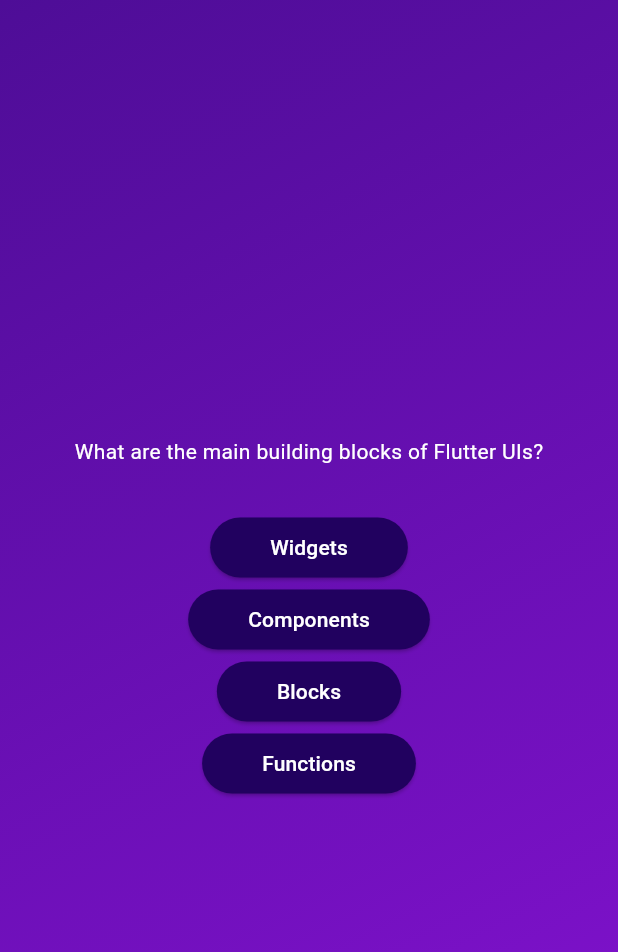
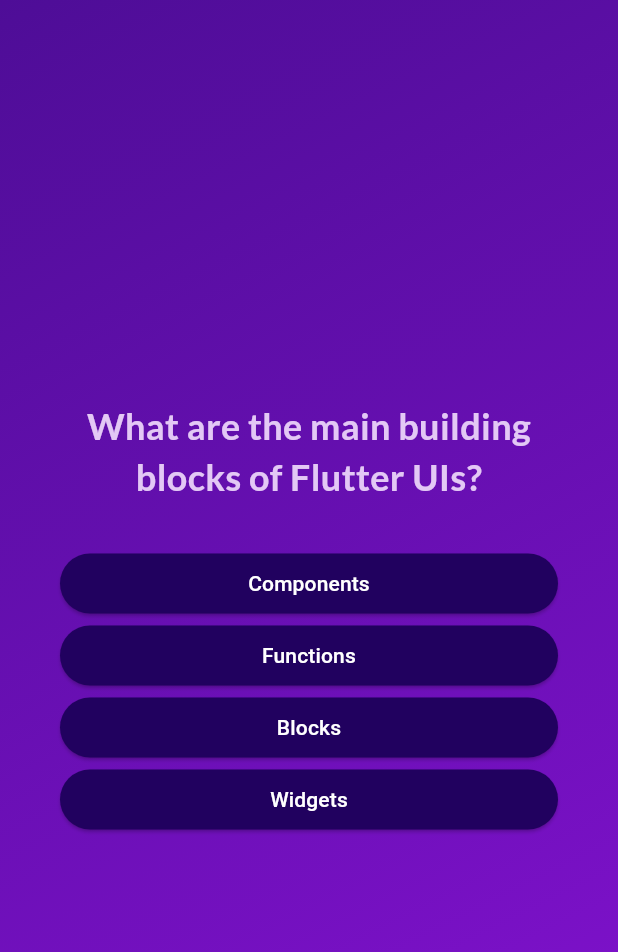
Before and after one commit to AnaLeonel/FirstQuiz, a Flutter app: the screen it shows after launch, after a tap on "Start Quiz", on a phone screen of 412 x 824 dp. Shown: the top 952 px of the screen. Run offline on Flutter 3.47's test engine with Material 3 defaults, Android fonts, the phone set to English and light mode, and no system bars; our stand-ins replace google_fonts.

Commit message:
ShuffleAndFonts

```diff
--- a/lib/answer_button.dart
+++ b/lib/answer_button.dart
@@ -22,7 +22,10 @@ class AnswerButton extends StatelessWidget {
           borderRadius: BorderRadius.circular(40),
         ),
       ),
-      child: Text(answerText),
+      child: Text(
+        answerText,
+        textAlign: TextAlign.center,
+      ),
     );
   }
 }
--- a/lib/models/quiz_question.dart
+++ b/lib/models/quiz_question.dart
@@ -3,4 +3,10 @@ class QuizQuestion {
 
   final String text;
   final List<String> answers;
+
+  List<String> getShuffledAnswers() {
+    final shuffledList = List.of(answers);
+    shuffledList.shuffle();
+    return shuffledList;
+  }
 }
--- a/lib/questions_screen.dart
+++ b/lib/questions_screen.dart
@@ -1,4 +1,5 @@
 import 'package:flutter/material.dart';
+import 'package:google_fonts/google_fonts.dart';
 import 'package:adv_basics/answer_button.dart';
 import 'package:adv_basics/data/questions.dart';
 
@@ -12,27 +13,44 @@ class QuestionsScreen extends StatefulWidget {
 }
 
 class _QuestionsScreenState extends State<QuestionsScreen> {
+  var currentQuestionIndex = 0;
+
+  void answerQuestion() {
+    setState(() {
+      currentQuestionIndex++;
+    });
+  }
+
   @override
   Widget build(context) {
-    final currentQuestion = questions[0];
+    final currentQuestion = questions[currentQuestionIndex];
 
     return SizedBox(
       width: double.infinity,
-      child: Column(mainAxisAlignment: MainAxisAlignment.center, children: [
+      child: Container(
+        margin: const EdgeInsets.all(40),
+        child: Column(
+            mainAxisAlignment: MainAxisAlignment.center,
+            crossAxisAlignment: CrossAxisAlignment.stretch,
+            children: [
               Text(
                 currentQuestion.text,
-          style: const TextStyle(
-            color: Colors.white,
+                style: GoogleFonts.lato(
+                  color: const Color.fromARGB(255, 227, 200, 245),
+                  fontSize: 24,
+                  fontWeight: FontWeight.bold,
                 ),
+                textAlign: TextAlign.center,
               ),
               const SizedBox(height: 30),
-        ...currentQuestion.answers.map((answer) {
+              ...currentQuestion.getShuffledAnswers().map((answer) {
                 return AnswerButton(
                   answerText: answer,
-            onTap: () {},
+                  onTap: answerQuestion,
                 );
               }),
             ]),
+      ),
     );
   }
 }
--- a/lib/start_screen.dart
+++ b/lib/start_screen.dart
@@ -1,4 +1,5 @@
 import 'package:flutter/material.dart';
+import 'package:google_fonts/google_fonts.dart';
 
 class StartScreen extends StatelessWidget {
   const StartScreen(this.startQuiz, {super.key});
@@ -26,10 +27,10 @@ class StartScreen extends StatelessWidget {
           //),
 
           const SizedBox(height: 80),
-          const Text(
+          Text(
             'Learn Flutter the fun way!',
-            style: TextStyle(
-              color: Color.fromARGB(255, 225, 219, 255),
+            style: GoogleFonts.lato(
+              color: const Color.fromARGB(255, 225, 219, 255),
               fontSize: 24,
             ),
           ),
--- a/pubspec.yaml
+++ b/pubspec.yaml
@@ -35,6 +35,7 @@ dependencies:
   # The following adds the Cupertino Icons font to your application.
   # Use with the CupertinoIcons class for iOS style icons.
   cupertino_icons: ^1.0.6
+  google_fonts: ^6.2.1
 
 dev_dependencies:
   flutter_test:
```
Also changed, not shown: pubspec.lock, 1 other file. Lines whose indentation alone changed are shown as unchanged.
